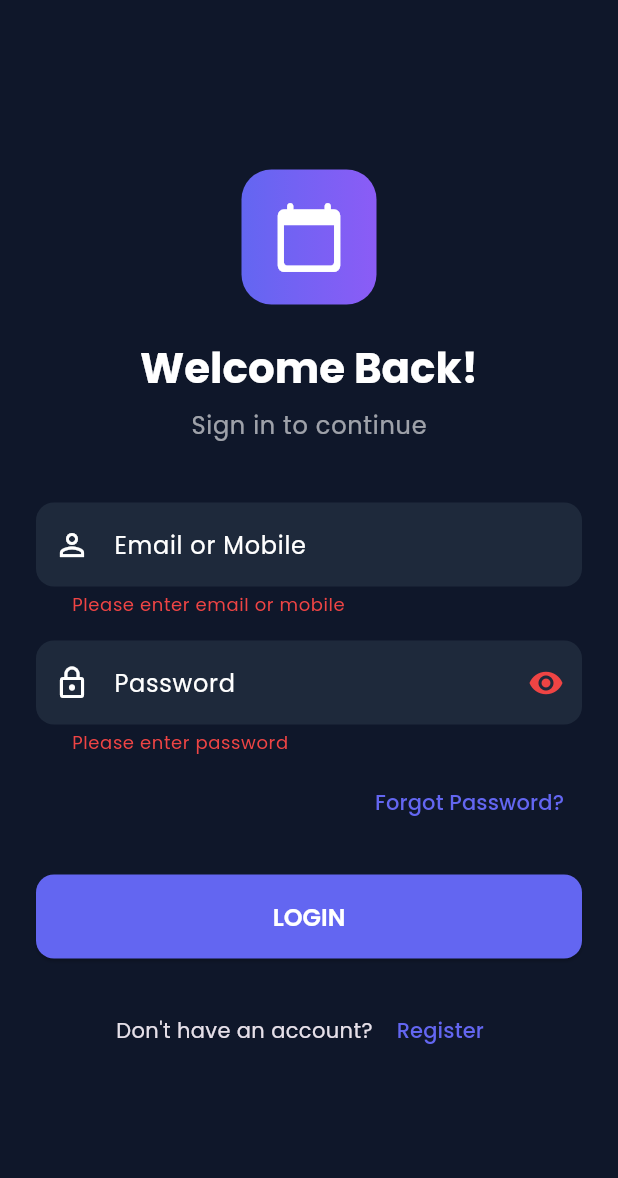
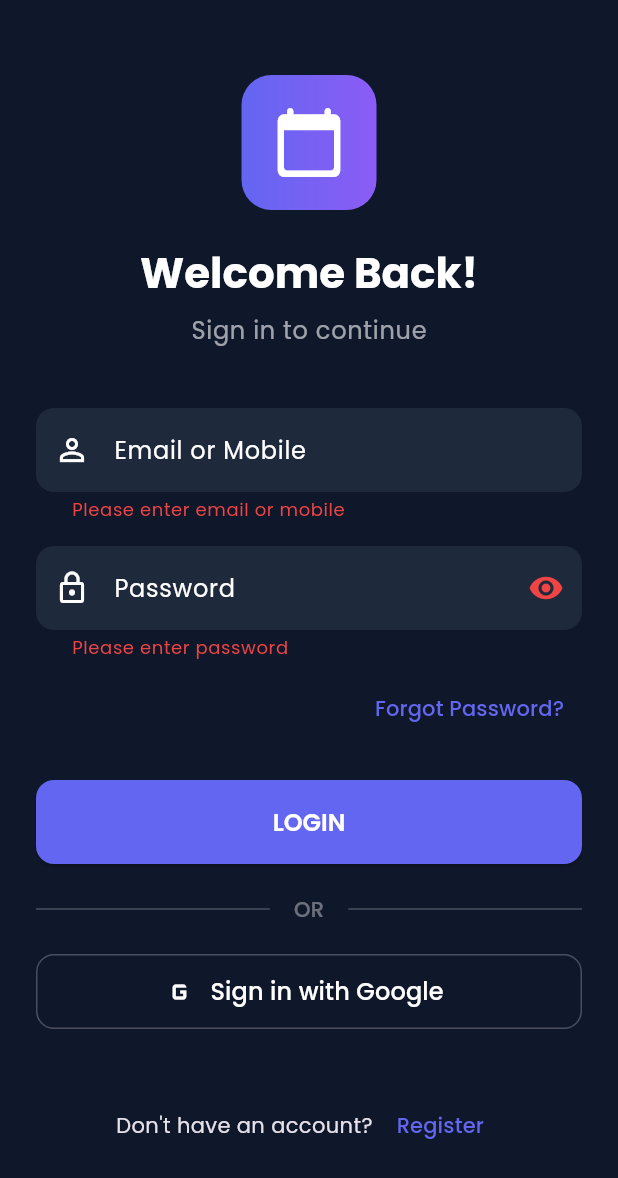
Before and after one commit to vayunex-solution/appointment-app, a Flutter app: the screen it shows after launch, after a tap on "LOGIN", on a phone screen of 412 x 824 dp. Shown: the top 1178 px of the screen. Run offline on Flutter 3.47's test engine with Material 3 defaults, Android fonts, the light colour scheme and no system bars; our stand-ins replace flutter_secure_storage, google_fonts, google_sign_in, local_auth; accounts and stored records are empty; network calls fail.

Commit message:
Add Biometric Login (fingerprint/face) + Google Sign-In

```diff
--- a/appointment_app/lib/config/api_config.dart
+++ b/appointment_app/lib/config/api_config.dart
@@ -14,6 +14,7 @@ class ApiConfig {
   static const String forgotPassword = '$baseUrl/auth/forgot-password';
   static const String resetPassword = '$baseUrl/auth/reset-password';
   static const String profile = '$baseUrl/auth/profile';
+  static const String googleLogin = '$baseUrl/auth/google';
 
   // Provider endpoints
   static const String providerProfile = '$baseUrl/provider/profile';
--- a/appointment_app/lib/screens/auth/login_screen.dart
+++ b/appointment_app/lib/screens/auth/login_screen.dart
@@ -18,6 +18,14 @@ class _LoginScreenState extends State<LoginScreen> {
   bool _obscurePassword = true;
 
   @override
+  void initState() {
+    super.initState();
+    Future.microtask(() {
+      Provider.of<AuthProvider>(context, listen: false).checkBiometricAvailability();
+    });
+  }
+
+  @override
   void dispose() {
     _identifierController.dispose();
     _passwordController.dispose();
@@ -34,15 +42,7 @@ class _LoginScreenState extends State<LoginScreen> {
     );
 
     if (success && mounted) {
-      // Navigate based on role
-      final user = authProvider.user!;
-      if (user.isCustomer) {
-        Navigator.pushReplacementNamed(context, '/customer/home');
-      } else if (user.isProvider) {
-        Navigator.pushReplacementNamed(context, '/provider/dashboard');
-      } else if (user.isAdmin) {
-        Navigator.pushReplacementNamed(context, '/admin/dashboard');
-      }
+      _navigateByRole(authProvider);
     } else if (mounted) {
       ScaffoldMessenger.of(context).showSnackBar(
         SnackBar(
@@ -50,6 +50,49 @@ class _LoginScreenState extends State<LoginScreen> {
           backgroundColor: AppTheme.errorColor,
         ),
       );
+    }
+  }
+
+  Future<void> _loginWithBiometric() async {
+    final authProvider = Provider.of<AuthProvider>(context, listen: false);
+    final success = await authProvider.loginWithBiometric();
+
+    if (success && mounted) {
+      _navigateByRole(authProvider);
+    } else if (mounted) {
+      ScaffoldMessenger.of(context).showSnackBar(
+        SnackBar(
+          content: Text(authProvider.error ?? 'Biometric login failed'),
+          backgroundColor: AppTheme.errorColor,
+        ),
+      );
+    }
+  }
+
+  Future<void> _loginWithGoogle() async {
+    final authProvider = Provider.of<AuthProvider>(context, listen: false);
+    final success = await authProvider.loginWithGoogle();
+
+    if (success && mounted) {
+      _navigateByRole(authProvider);
+    } else if (mounted) {
+      ScaffoldMessenger.of(context).showSnackBar(
+        SnackBar(
+          content: Text(authProvider.error ?? 'Google sign-in failed'),
+          backgroundColor: AppTheme.errorColor,
+        ),
+      );
+    }
+  }
+
+  void _navigateByRole(AuthProvider auth) {
+    final user = auth.user!;
+    if (user.isCustomer) {
+      Navigator.pushReplacementNamed(context, '/customer/home');
+    } else if (user.isProvider) {
+      Navigator.pushReplacementNamed(context, '/provider/dashboard');
+    } else if (user.isAdmin) {
+      Navigator.pushReplacementNamed(context, '/admin/dashboard');
     }
   }
 
@@ -164,6 +207,76 @@ class _LoginScreenState extends State<LoginScreen> {
                       );
                     },
                   ),
+                  const SizedBox(height: 20),
+
+                  // Divider with "OR"
+                  Row(
+                    children: [
+                      Expanded(child: Divider(color: Colors.white24, thickness: 1)),
+                      Padding(
+                        padding: const EdgeInsets.symmetric(horizontal: 16),
+                        child: Text(
+                          'OR',
+                          style: TextStyle(color: Colors.white38, fontSize: 14, fontWeight: FontWeight.w500),
+                        ),
+                      ),
+                      Expanded(child: Divider(color: Colors.white24, thickness: 1)),
+                    ],
+                  ),
+                  const SizedBox(height: 20),
+
+                  // Google Sign-In Button
+                  Consumer<AuthProvider>(
+                    builder: (context, auth, _) {
+                      return SizedBox(
+                        width: double.infinity,
+                        height: 50,
+                        child: OutlinedButton.icon(
+                          onPressed: auth.isLoading ? null : _loginWithGoogle,
+                          icon: Image.network(
+                            'https://www.gstatic.com/firebasejs/ui/2.0.0/images/auth/google.svg',
+                            height: 20,
+                            width: 20,
+                            errorBuilder: (_, __, ___) => const Icon(Icons.g_mobiledata, size: 24),
+                          ),
+                          label: const Text(
+                            'Sign in with Google',
+                            style: TextStyle(fontSize: 16, fontWeight: FontWeight.w500),
+                          ),
+                          style: OutlinedButton.styleFrom(
+                            foregroundColor: Colors.white,
+                            side: BorderSide(color: Colors.white24),
+                            shape: RoundedRectangleBorder(borderRadius: BorderRadius.circular(12)),
+                          ),
+                        ),
+                      );
+                    },
+                  ),
+                  const SizedBox(height: 16),
+
+                  // Biometric Login Button
+                  Consumer<AuthProvider>(
+                    builder: (context, auth, _) {
+                      if (!auth.biometricAvailable) return const SizedBox.shrink();
+                      return SizedBox(
+                        width: double.infinity,
+                        height: 50,
+                        child: OutlinedButton.icon(
+                          onPressed: auth.isLoading ? null : _loginWithBiometric,
+                          icon: const Icon(Icons.fingerprint, size: 28),
+                          label: const Text(
+                            'Sign in with Fingerprint',
+                            style: TextStyle(fontSize: 16, fontWeight: FontWeight.w500),
+                          ),
+                          style: OutlinedButton.styleFrom(
+                            foregroundColor: AppTheme.primaryColor,
+                            side: BorderSide(color: AppTheme.primaryColor.withOpacity(0.5)),
+                            shape: RoundedRectangleBorder(borderRadius: BorderRadius.circular(12)),
+                          ),
+                        ),
+                      );
+                    },
+                  ),
                   const SizedBox(height: 24),
 
                   // Register link
--- /dev/null
+++ b/appointment_app/lib/services/biometric_service.dart
@@ -0,0 +1,74 @@
+import 'package:flutter/services.dart';
+import 'package:local_auth/local_auth.dart';
+import 'package:flutter_secure_storage/flutter_secure_storage.dart';
+
+class BiometricService {
+  static final LocalAuthentication _auth = LocalAuthentication();
+  static const _storage = FlutterSecureStorage();
+
+  // Storage keys
+  static const _keyBiometricEnabled = 'biometric_enabled';
+  static const _keyBioIdentifier = 'bio_identifier';
+  static const _keyBioPassword = 'bio_password';
+
+  /// Check if device supports biometric
+  static Future<bool> isAvailable() async {
+    try {
+      final canCheck = await _auth.canCheckBiometrics;
+      final isSupported = await _auth.isDeviceSupported();
+      return canCheck && isSupported;
+    } on PlatformException {
+      return false;
+    }
+  }
+
+  /// Check if user has enabled biometric login
+  static Future<bool> isEnabled() async {
+    final val = await _storage.read(key: _keyBiometricEnabled);
+    return val == 'true';
+  }
+
+  /// Check if saved credentials exist
+  static Future<bool> hasSavedCredentials() async {
+    final id = await _storage.read(key: _keyBioIdentifier);
+    final pw = await _storage.read(key: _keyBioPassword);
+    return id != null && pw != null && id.isNotEmpty && pw.isNotEmpty;
+  }
+
+  /// Save credentials after successful login
+  static Future<void> saveCredentials(String identifier, String password) async {
+    await _storage.write(key: _keyBioIdentifier, value: identifier);
+    await _storage.write(key: _keyBioPassword, value: password);
+    await _storage.write(key: _keyBiometricEnabled, value: 'true');
+  }
+
+  /// Get saved credentials
+  static Future<Map<String, String>?> getSavedCredentials() async {
+    final id = await _storage.read(key: _keyBioIdentifier);
+    final pw = await _storage.read(key: _keyBioPassword);
+    if (id == null || pw == null) return null;
+    return {'identifier': id, 'password': pw};
+  }
+
+  /// Authenticate with biometric
+  static Future<bool> authenticate() async {
+    try {
+      return await _auth.authenticate(
+        localizedReason: 'Sign in to BookNex',
+        options: const AuthenticationOptions(
+          stickyAuth: true,
+          biometricOnly: true,
+        ),
+      );
+    } on PlatformException {
+      return false;
+    }
+  }
+
+  /// Clear saved credentials (on logout)
+  static Future<void> clearCredentials() async {
+    await _storage.delete(key: _keyBioIdentifier);
+    await _storage.delete(key: _keyBioPassword);
+    await _storage.delete(key: _keyBiometricEnabled);
+  }
+}
--- a/appointment_app/pubspec.yaml
+++ b/appointment_app/pubspec.yaml
@@ -47,6 +47,10 @@ dependencies:
   # Utils
   intl: ^0.19.0
   flutter_secure_storage: ^9.0.0
+
+  # Auth
+  local_auth: ^2.3.0
+  google_sign_in: ^6.2.2
 
 dev_dependencies:
   flutter_test:
```
Also changed, not shown: appointment_app/lib/services/auth_provider.dart (+109 -4 lines), 9 other files.
